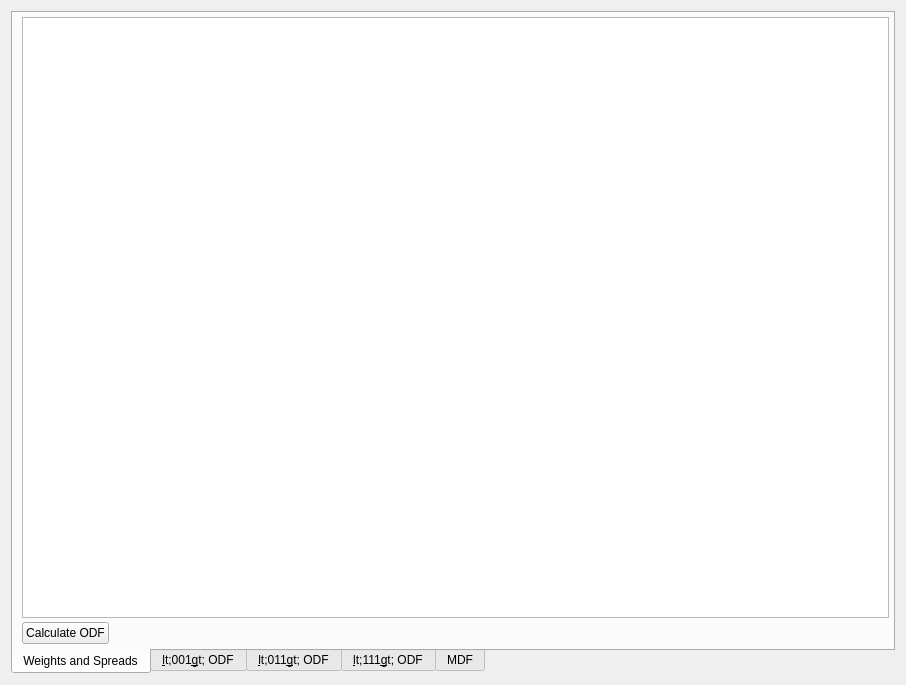
Above: Source/StatsGenerator/UI_Files/StatsGenODFWidget.ui from BlueQuartzSoftware/DREAM3D before the change. Below: the same form after it.
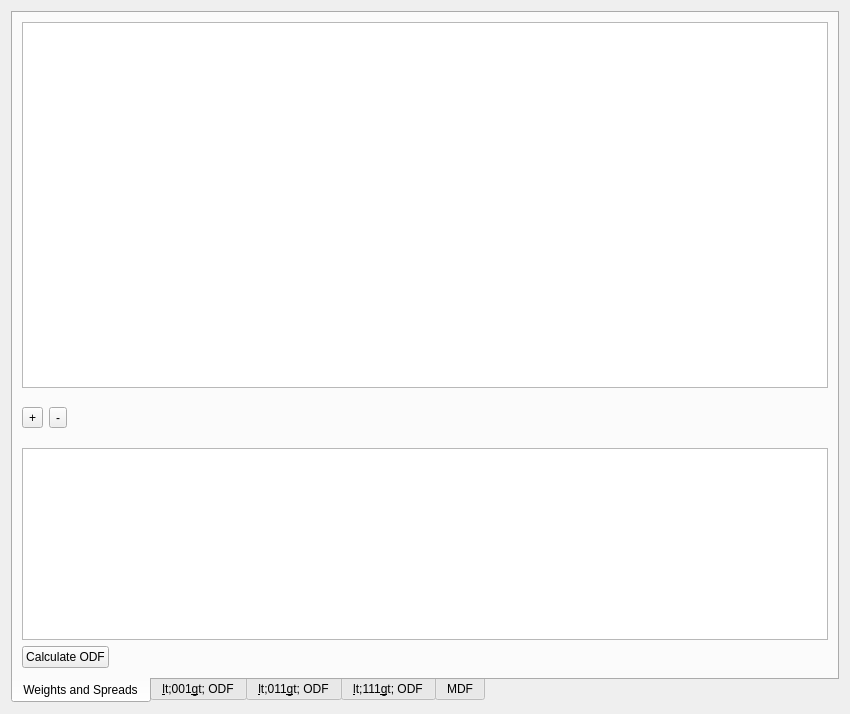
That is the form after the change. Custom widgets are drawn as their Qt base class.

Commit message: Adding a new dialog to collect texture angles, weight and spread from the user. This dialog has a list of preset values the user can select from or make up their own. We now have some C++ classes to keep lists of the Cubic and Hexagonal preset textures. Cleaned up some spurious //TODO: tags from the source code

What changed in the file:
```diff
--- a/Source/StatsGenerator/UI_Files/StatsGenODFWidget.ui
+++ b/Source/StatsGenerator/UI_Files/StatsGenODFWidget.ui
@@ -6,8 +6,8 @@
    <rect>
     <x>0</x>
     <y>0</y>
-    <width>906</width>
-    <height>685</height>
+    <width>850</width>
+    <height>714</height>
    </rect>
   </property>
   <property name="windowTitle">
@@ -26,30 +26,58 @@
       <attribute name="title">
        <string>Weights and Spreads</string>
       </attribute>
-      <layout class="QVBoxLayout" name="verticalLayout_5">
-       <property name="spacing">
-        <number>4</number>
-       </property>
-       <property name="topMargin">
-        <number>4</number>
-       </property>
-       <property name="rightMargin">
-        <number>4</number>
-       </property>
-       <property name="bottomMargin">
-        <number>4</number>
-       </property>
-       <item>
-        <widget class="QTableView" name="m_TableView">
+      <layout class="QGridLayout" name="gridLayout">
+       <item row="0" column="0">
+        <widget class="QTableView" name="m_TableView_2">
+         <property name="sizePolicy">
+          <sizepolicy hsizetype="Minimum" vsizetype="Expanding">
+           <horstretch>0</horstretch>
+           <verstretch>0</verstretch>
+          </sizepolicy>
+         </property>
          <property name="minimumSize">
           <size>
-           <width>375</width>
-           <height>0</height>
+           <width>300</width>
+           <height>100</height>
           </size>
          </property>
         </widget>
        </item>
-       <item>
+       <item row="1" column="0">
+        <layout class="QHBoxLayout" name="horizontalLayout_4" stretch="0,0,0">
+         <property name="sizeConstraint">
+          <enum>QLayout::SetMinAndMaxSize</enum>
+         </property>
+         <item>
+          <widget class="QToolButton" name="addTextureBtn">
+           <property name="text">
+            <string>+</string>
+           </property>
+          </widget>
+         </item>
+         <item>
+          <widget class="QToolButton" name="deleteTextureBtn">
+           <property name="text">
+            <string>-</string>
+           </property>
+          </widget>
+         </item>
+         <item>
+          <spacer name="horizontalSpacer_2">
+           <property name="orientation">
+            <enum>Qt::Horizontal</enum>
+           </property>
+           <property name="sizeHint" stdset="0">
+            <size>
+             <width>78</width>
+             <height>48</height>
+            </size>
+           </property>
+          </spacer>
+         </item>
+        </layout>
+       </item>
+       <item row="3" column="0">
         <layout class="QHBoxLayout" name="horizontalLayout">
          <item>
           <widget class="QPushButton" name="m_CalculateODFBtn">
@@ -73,6 +101,16 @@
          </item>
         </layout>
        </item>
+       <item row="2" column="0">
+        <widget class="QTableView" name="m_TableView">
+         <property name="sizePolicy">
+          <sizepolicy hsizetype="Minimum" vsizetype="Minimum">
+           <horstretch>0</horstretch>
+           <verstretch>0</verstretch>
+          </sizepolicy>
+         </property>
+        </widget>
+       </item>
       </layout>
      </widget>
      <widget class="QWidget" name="tab_2">
```
The commit also changes 18 other files.
